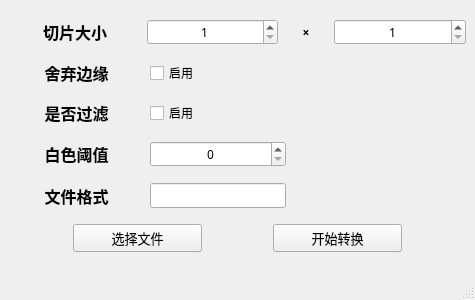
Before: the Qt Designer form resources/slicer.ui in li192863/wsi-analyzer, drawn with Qt 5.
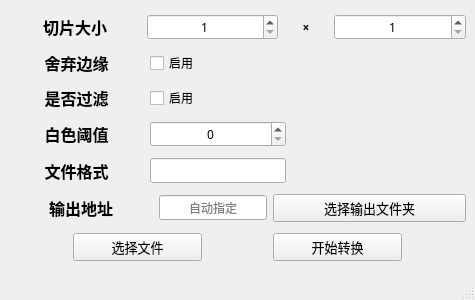
After: the same form once the commit is applied. Icons and pictures are not drawn.

Commit message: 修复创建文件夹bug，增加控制输出文件夹功能

```diff
--- a/resources/slicer.ui
+++ b/resources/slicer.ui
@@ -398,6 +398,71 @@
       </item>
      </layout>
     </item>
+    <item>
+     <layout class="QHBoxLayout" name="layout_config_file_format_2" stretch="3,0,4">
+      <property name="sizeConstraint">
+       <enum>QLayout::SetDefaultConstraint</enum>
+      </property>
+      <property name="topMargin">
+       <number>0</number>
+      </property>
+      <property name="bottomMargin">
+       <number>0</number>
+      </property>
+      <item>
+       <widget class="QLabel" name="label_7">
+        <property name="font">
+         <font>
+          <family>幼圆</family>
+          <pointsize>12</pointsize>
+          <bold>true</bold>
+         </font>
+        </property>
+        <property name="text">
+         <string>输出地址</string>
+        </property>
+        <property name="alignment">
+         <set>Qt::AlignCenter</set>
+        </property>
+        <property name="indent">
+         <number>0</number>
+        </property>
+       </widget>
+      </item>
+      <item>
+       <widget class="QLineEdit" name="lineEdit_target_dir">
+        <property name="text">
+         <string/>
+        </property>
+        <property name="alignment">
+         <set>Qt::AlignCenter</set>
+        </property>
+        <property name="placeholderText">
+         <string>自动指定</string>
+        </property>
+       </widget>
+      </item>
+      <item>
+       <widget class="QPushButton" name="button_choose_target_dir">
+        <property name="sizePolicy">
+         <sizepolicy hsizetype="Preferred" vsizetype="Fixed">
+          <horstretch>0</horstretch>
+          <verstretch>0</verstretch>
+         </sizepolicy>
+        </property>
+        <property name="font">
+         <font>
+          <family>微软雅黑</family>
+          <pointsize>10</pointsize>
+         </font>
+        </property>
+        <property name="text">
+         <string>选择输出文件夹</string>
+        </property>
+       </widget>
+      </item>
+     </layout>
+    </item>
     <item>
      <layout class="QHBoxLayout" name="layout_operation" stretch="1,2,1,2,1">
       <property name="sizeConstraint">
```
The commit also changes 3 other files.
